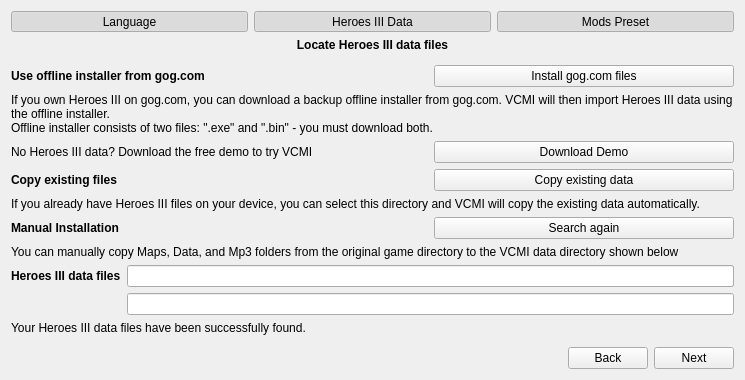
The window that launcher/firstLaunch/firstlaunch_moc.ui (GeorgeK1ng/vcmi) describes before a commit, drawn with Qt 5.
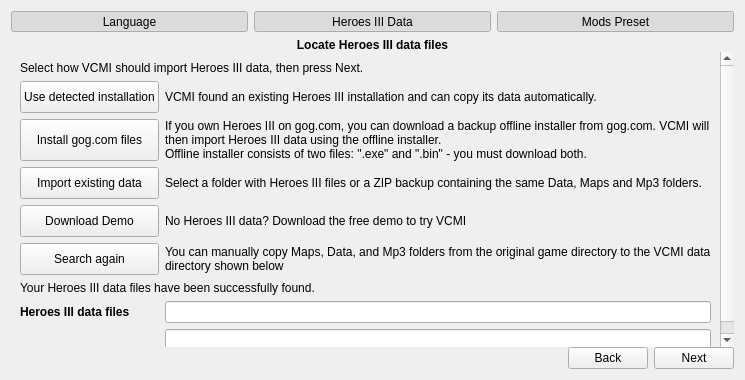
The same window after the commit. Icons and pictures are not drawn.

Commit message: FirstLaunch: Add selectable data import options, ZIP import and demo detection

```diff
--- a/launcher/firstLaunch/firstlaunch_moc.ui
+++ b/launcher/firstLaunch/firstlaunch_moc.ui
@@ -271,258 +271,164 @@
         </spacer>
        </item>
        <item>
-        <layout class="QGridLayout" name="gridLayout" columnstretch="1,0,0">
+        <widget class="QScrollArea" name="scrollAreaDataOptions">
+         <property name="frameShape">
+          <enum>QFrame::NoFrame</enum>
+         </property>
+         <property name="widgetResizable">
+          <bool>true</bool>
+         </property>
+         <widget class="QWidget" name="scrollAreaDataOptionsContents">
+          <layout class="QGridLayout" name="gridLayout" columnstretch="0,1">
          <property name="spacing">
           <number>6</number>
          </property>
-         <item row="5" column="2">
-          <widget class="QPushButton" name="pushButtonDataCopy">
-           <property name="sizePolicy">
-            <sizepolicy hsizetype="Minimum" vsizetype="Fixed">
-             <horstretch>25</horstretch>
-             <verstretch>0</verstretch>
-            </sizepolicy>
-           </property>
+           <item row="0" column="0" colspan="2">
+            <widget class="QLabel" name="labelDataOptionsDescr">
            <property name="text">
-            <string>Copy existing data</string>
-           </property>
-          </widget>
-         </item>
-         <item row="2" column="0" colspan="2">
-          <widget class="QLabel" name="labelDataGogTitle">
+              <string>Select how VCMI should import Heroes III data, then press Next.</string>
+             </property>
+             <property name="wordWrap">
+              <bool>true</bool>
+             </property>
+            </widget>
+           </item>
+           <item row="1" column="0">
+            <widget class="QPushButton" name="pushButtonDataDetected">
            <property name="sizePolicy">
             <sizepolicy hsizetype="Preferred" vsizetype="Preferred">
-             <horstretch>50</horstretch>
+               <horstretch>0</horstretch>
              <verstretch>0</verstretch>
             </sizepolicy>
            </property>
-           <property name="font">
-            <font>
-             <bold>true</bold>
-            </font>
+             <property name="minimumSize">
+              <size><width>0</width><height>32</height></size>
            </property>
            <property name="text">
-            <string>Use offline installer from gog.com</string>
+              <string>Use detected installation</string>
            </property>
           </widget>
          </item>
-         <item row="8" column="0" colspan="3">
-          <widget class="QLabel" name="labelDataManualDescr">
-           <property name="sizePolicy">
-            <sizepolicy hsizetype="Preferred" vsizetype="Preferred">
-             <horstretch>100</horstretch>
-             <verstretch>0</verstretch>
-            </sizepolicy>
-           </property>
+           <item row="1" column="1">
+            <widget class="QLabel" name="labelDataDetectedDescr">
            <property name="text">
-            <string>You can manually copy Maps, Data, and Mp3 folders from the original game directory to the VCMI data directory shown below</string>
-           </property>
-           <property name="alignment">
-            <set>Qt::AlignLeading|Qt::AlignLeft|Qt::AlignTop</set>
-           </property>
+              <string>VCMI found an existing Heroes III installation and can copy its data automatically.</string>
+             </property>
            <property name="wordWrap">
             <bool>true</bool>
            </property>
           </widget>
          </item>
-         <item row="2" column="2">
+           <item row="2" column="0">
           <widget class="QPushButton" name="pushButtonGogInstall">
            <property name="sizePolicy">
-            <sizepolicy hsizetype="Minimum" vsizetype="Fixed">
-             <horstretch>25</horstretch>
+              <sizepolicy hsizetype="Preferred" vsizetype="Preferred">
+               <horstretch>0</horstretch>
              <verstretch>0</verstretch>
             </sizepolicy>
            </property>
+             <property name="minimumSize">
+              <size><width>0</width><height>32</height></size>
+             </property>
            <property name="text">
             <string>Install gog.com files</string>
            </property>
           </widget>
          </item>
-         <item row="7" column="0" colspan="2">
-          <widget class="QLabel" name="labelDataManualTitle">
+           <item row="2" column="1">
+            <widget class="QLabel" name="labelDataGogDescr">
+             <property name="text">
+              <string>If you own Heroes III on gog.com, you can download a backup offline installer from gog.com. VCMI will then import Heroes III data using the offline installer.
+Offline installer consists of two files: &quot;.exe&quot; and &quot;.bin&quot; - you must download both.</string>
+             </property>
+             <property name="textFormat">
+              <enum>Qt::PlainText</enum>
+             </property>
+             <property name="wordWrap">
+              <bool>true</bool>
+             </property>
+            </widget>
+           </item>
+           <item row="3" column="0">
+            <widget class="QPushButton" name="pushButtonDataCopy">
            <property name="sizePolicy">
             <sizepolicy hsizetype="Preferred" vsizetype="Preferred">
-             <horstretch>50</horstretch>
-             <verstretch>0</verstretch>
-            </sizepolicy>
-           </property>
-           <property name="font">
-            <font>
-             <bold>true</bold>
-            </font>
-           </property>
-           <property name="text">
-            <string>Manual Installation</string>
-           </property>
-          </widget>
-         </item>
-         <item row="7" column="2">
-          <widget class="QPushButton" name="pushButtonDataSearch">
-           <property name="sizePolicy">
-            <sizepolicy hsizetype="Minimum" vsizetype="Fixed">
-             <horstretch>25</horstretch>
-             <verstretch>0</verstretch>
-            </sizepolicy>
-           </property>
-           <property name="text">
-            <string>Search again</string>
-           </property>
-          </widget>
-         </item>
-         <item row="9" column="2">
-          <widget class="QProgressBar" name="progressBarGog">
-           <property name="sizePolicy">
-            <sizepolicy hsizetype="Expanding" vsizetype="Minimum">
              <horstretch>0</horstretch>
              <verstretch>0</verstretch>
             </sizepolicy>
            </property>
-           <property name="visible">
-            <bool>false</bool>
-           </property>
-           <property name="maximum">
-            <number>100</number>
-           </property>
-           <property name="value">
-            <number>0</number>
-           </property>
-           <property name="textVisible">
-            <bool>true</bool>
-           </property>
-           <property name="invertedAppearance">
-            <bool>false</bool>
-           </property>
-           <property name="format">
-            <string>Installing... %p%</string>
-           </property>
-          </widget>
-         </item>
-         <item row="9" column="1" colspan="2">
-          <widget class="QLineEdit" name="lineEditDataUser">
-           <property name="enabled">
-            <bool>true</bool>
-           </property>
-           <property name="sizePolicy">
-            <sizepolicy hsizetype="Expanding" vsizetype="Fixed">
-             <horstretch>50</horstretch>
-             <verstretch>0</verstretch>
-            </sizepolicy>
-           </property>
-           <property name="readOnly">
-            <bool>true</bool>
-           </property>
-          </widget>
-         </item>
-         <item row="6" column="0" colspan="3">
+             <property name="minimumSize">
+              <size><width>0</width><height>32</height></size>
+             </property>
+             <property name="text">
+              <string>Import existing data</string>
+             </property>
+            </widget>
+           </item>
+           <item row="3" column="1">
           <widget class="QLabel" name="labelDataCopyDescr">
-           <property name="sizePolicy">
-            <sizepolicy hsizetype="Preferred" vsizetype="Preferred">
-             <horstretch>100</horstretch>
-             <verstretch>0</verstretch>
-            </sizepolicy>
-           </property>
            <property name="text">
-            <string>If you already have Heroes III files on your device, you can select this directory and VCMI will copy the existing data automatically.</string>
-           </property>
-           <property name="alignment">
-            <set>Qt::AlignLeading|Qt::AlignLeft|Qt::AlignTop</set>
-           </property>
+              <string>Select a folder with Heroes III files or a ZIP backup containing the same Data, Maps and Mp3 folders.</string>
+             </property>
            <property name="wordWrap">
             <bool>true</bool>
            </property>
           </widget>
          </item>
-         <item row="9" column="0">
-          <widget class="QLabel" name="labelDataFiles">
-           <property name="sizePolicy">
-            <sizepolicy hsizetype="Preferred" vsizetype="Preferred">
-             <horstretch>50</horstretch>
-             <verstretch>0</verstretch>
-            </sizepolicy>
-           </property>
-           <property name="font">
-            <font>
-             <weight>75</weight>
-             <bold>true</bold>
-            </font>
-           </property>
-           <property name="text">
-            <string>Heroes III data files</string>
-           </property>
-          </widget>
-         </item>
-         <item row="5" column="0">
-          <widget class="QLabel" name="labelDataCopyTitle">
-           <property name="sizePolicy">
-            <sizepolicy hsizetype="Preferred" vsizetype="Preferred">
-             <horstretch>50</horstretch>
-             <verstretch>0</verstretch>
-            </sizepolicy>
-           </property>
-           <property name="font">
-            <font>
-             <weight>75</weight>
-             <bold>true</bold>
-            </font>
-           </property>
-           <property name="text">
-            <string>Copy existing files</string>
-           </property>
-          </widget>
-         </item>
-         <item row="4" column="0" colspan="2">
-          <widget class="QLabel" name="labelDataDemoDescr">
-           <property name="sizePolicy">
-            <sizepolicy hsizetype="Preferred" vsizetype="Preferred">
-             <horstretch>100</horstretch>
-             <verstretch>0</verstretch>
-            </sizepolicy>
-           </property>
-           <property name="text">
-            <string>No Heroes III data? Download the free demo to try VCMI</string>
-           </property>
-           <property name="wordWrap">
-            <bool>true</bool>
-           </property>
-          </widget>
-         </item>
-         <item row="4" column="2">
+           <item row="4" column="0">
           <widget class="QPushButton" name="pushButtonDemo">
            <property name="sizePolicy">
-            <sizepolicy hsizetype="Minimum" vsizetype="Fixed">
-             <horstretch>25</horstretch>
+              <sizepolicy hsizetype="Preferred" vsizetype="Preferred">
+               <horstretch>0</horstretch>
              <verstretch>0</verstretch>
             </sizepolicy>
            </property>
+             <property name="minimumSize">
+              <size><width>0</width><height>32</height></size>
+             </property>
            <property name="text">
             <string>Download Demo</string>
            </property>
           </widget>
          </item>
-         <item row="10" column="1" colspan="2">
-          <widget class="QLineEdit" name="lineEditDataSystem">
-           <property name="enabled">
+           <item row="4" column="1">
+            <widget class="QLabel" name="labelDataDemoDescr">
+             <property name="text">
+              <string>No Heroes III data? Download the free demo to try VCMI</string>
+             </property>
+             <property name="wordWrap">
             <bool>true</bool>
            </property>
+            </widget>
+           </item>
+           <item row="5" column="0">
+            <widget class="QPushButton" name="pushButtonDataSearch">
            <property name="sizePolicy">
-            <sizepolicy hsizetype="Expanding" vsizetype="Fixed">
-             <horstretch>50</horstretch>
+              <sizepolicy hsizetype="Preferred" vsizetype="Preferred">
+               <horstretch>0</horstretch>
              <verstretch>0</verstretch>
             </sizepolicy>
            </property>
-           <property name="readOnly">
+             <property name="minimumSize">
+              <size><width>0</width><height>32</height></size>
+             </property>
+             <property name="text">
+              <string>Search again</string>
+             </property>
+            </widget>
+           </item>
+           <item row="5" column="1">
+            <widget class="QLabel" name="labelDataManualDescr">
+             <property name="text">
+              <string>You can manually copy Maps, Data, and Mp3 folders from the original game directory to the VCMI data directory shown below</string>
+             </property>
+             <property name="wordWrap">
             <bool>true</bool>
            </property>
           </widget>
          </item>
-         <item row="11" column="0" colspan="3">
+           <item row="6" column="0" colspan="2">
           <widget class="QLabel" name="labelDataFound">
-           <property name="sizePolicy">
-            <sizepolicy hsizetype="Preferred" vsizetype="Preferred">
-             <horstretch>100</horstretch>
-             <verstretch>0</verstretch>
-            </sizepolicy>
-           </property>
            <property name="text">
             <string>Your Heroes III data files have been successfully found.</string>
            </property>
@@ -531,30 +437,29 @@
            </property>
           </widget>
          </item>
-         <item row="3" column="0" colspan="3">
-          <widget class="QLabel" name="labelDataGogDescr">
-           <property name="sizePolicy">
-            <sizepolicy hsizetype="Preferred" vsizetype="Preferred">
-             <horstretch>100</horstretch>
-             <verstretch>0</verstretch>
-            </sizepolicy>
+           <item row="7" column="0">
+            <widget class="QLabel" name="labelDataFiles">
+             <property name="font">
+              <font><bold>true</bold></font>
            </property>
            <property name="text">
-            <string>If you own Heroes III on gog.com, you can download a backup offline installer from gog.com. VCMI will then import Heroes III data using the offline installer. 
-Offline installer consists of two files: &quot;.exe&quot; and &quot;.bin&quot; - you must download both.</string>
-           </property>
-           <property name="textFormat">
-            <enum>Qt::PlainText</enum>
-           </property>
-           <property name="alignment">
-            <set>Qt::AlignLeading|Qt::AlignLeft|Qt::AlignTop</set>
-           </property>
-           <property name="wordWrap">
-            <bool>true</bool>
-           </property>
+              <string>Heroes III data files</string>
+             </property>
+            </widget>
+           </item>
+           <item row="7" column="1">
+            <widget class="QLineEdit" name="lineEditDataUser">
+             <property name="readOnly"><bool>true</bool></property>
+            </widget>
+           </item>
+           <item row="8" column="1">
+            <widget class="QLineEdit" name="lineEditDataSystem">
+             <property name="readOnly"><bool>true</bool></property>
           </widget>
          </item>
         </layout>
+         </widget>
+        </widget>
        </item>
        <item>
         <spacer name="verticalSpacer_4">
```
Left out of the diff: 57 changed lines with no effect on the pictures. Lines whose indentation alone changed are shown as unchanged. The commit also changes 2 other files.
